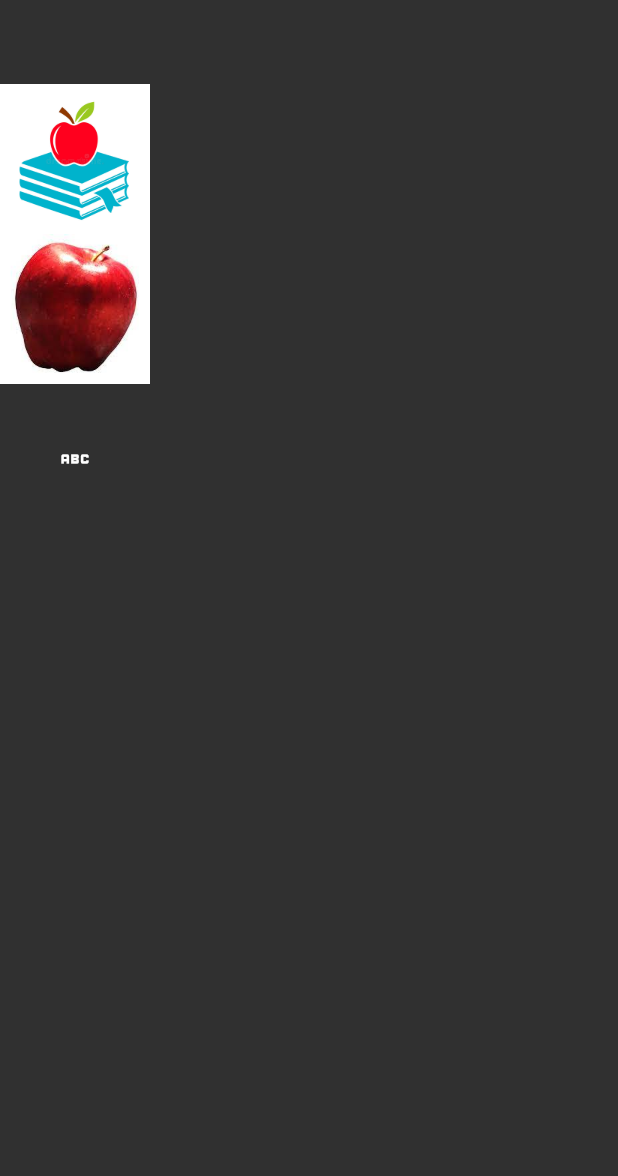
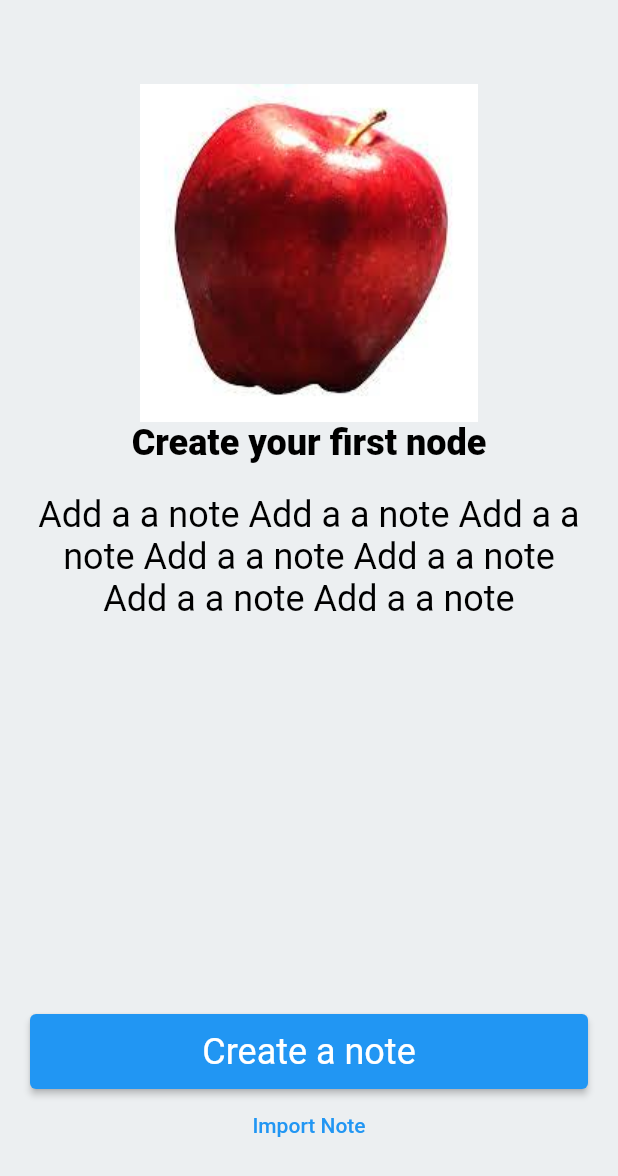
Before and after one commit to AhmetEminSaglik/flutter-learning, a Flutter app: the screen it shows after launch, on a phone screen of 412 x 824 dp. Shown: the top 1176 px of the screen. Run offline on Flutter 3.47's test engine with Material 2 defaults, Android fonts, the phone set to English and light mode, and no system bars.

Commit message:
example page is created

```diff
--- /dev/null
+++ b/lib/demo/note_demos_view.dart
@@ -0,0 +1,92 @@
+import 'package:flutter/material.dart';
+import 'package:flutter/services.dart';
+import 'package:flutter_demo/image_learn.dart';
+
+class NoteDemos extends StatelessWidget {
+  const NoteDemos({super.key});
+  @override
+  Widget build(BuildContext context) {
+    const _title = "Create your first node";
+    const _description = "Add a note";
+    const _createNote = "Create a note";
+    const _importNote = "Import Note";
+    return Scaffold(
+      backgroundColor: Colors.blueGrey[50],
+      appBar: AppBar(
+        systemOverlayStyle: SystemUiOverlayStyle.dark,
+      ),
+      body: Padding(
+          padding: PaddingItems.horizontalPadding,
+          child: Column(children: [
+            PngImage(name: ImageItems().appleWithoutPath),
+            const _TitleWidget(title: _title),
+            _getSubtitleWidgetWithPadding(_description),
+            const Spacer(),
+            _createButton(_createNote, context),
+            TextButton(onPressed: () {}, child: Text(_importNote)),
+            SizedBox(height: 50)
+          ])),
+    );
+  }
+
+  Padding _getSubtitleWidgetWithPadding(String _description) => Padding(padding: PaddingItems.verticalPadding,child: const _SubTitleWidget(textAlign: TextAlign.center,description: _description,),);
+
+  ElevatedButton _createButton(String _createNote, BuildContext context) {
+    return ElevatedButton(
+              onPressed: () {},
+              child: SizedBox(
+                  height: ButtonHeights.buttonNormalHeight,
+                  child: Center(
+                    child: Text(_createNote,
+                        style: Theme.of(context).textTheme.headlineSmall),
+                  )));
+  }
+}
+
+class _SubTitleWidget extends StatelessWidget {
+  const _SubTitleWidget({
+    super.key,
+    required this.textAlign,
+    required this.description,
+  });
+  final TextAlign textAlign;
+  final String description;
+
+  @override
+  Widget build(BuildContext context) {
+    return Text("Add a a note " * 7,
+        textAlign: textAlign,
+        style: Theme.of(context)
+            .textTheme
+            .headlineSmall
+            ?.copyWith(color: Colors.black, fontWeight: FontWeight.w400));
+  }
+}
+
+class _TitleWidget extends StatelessWidget {
+  const _TitleWidget({
+    super.key,
+    required this.title,
+  });
+
+  final String title;
+
+  @override
+  Widget build(BuildContext context) {
+    return Text(title,
+        style: Theme.of(context)
+            .textTheme
+            .headlineSmall
+            ?.copyWith(color: Colors.black, fontWeight: FontWeight.w800));
+  }
+}
+
+class PaddingItems {
+  static EdgeInsets horizontalPadding =
+      new EdgeInsets.symmetric(horizontal: 20);
+  static EdgeInsets verticalPadding = new EdgeInsets.symmetric(vertical: 20);
+}
+
+class ButtonHeights {
+  static const double buttonNormalHeight = 50;
+}
--- a/lib/main.dart
+++ b/lib/main.dart
@@ -3,6 +3,7 @@ import 'package:flutter/services.dart';
 import 'package:flutter_demo/app_bar_learn.dart';
 import 'package:flutter_demo/button_learn.dart';
 import 'package:flutter_demo/card_learn.dart';
+import 'package:flutter_demo/demo/note_demos_view.dart';
 import 'package:flutter_demo/icon_learn.dart';
 import 'package:flutter_demo/image_learn.dart';
 import 'package:flutter_demo/padding_learn.dart';
@@ -29,7 +30,7 @@ class MyApp extends StatelessWidget {
         backgroundColor: Colors.transparent,
         elevation: 0,
       )),
-      home:  const ImageLearn(),
+      home:  const NoteDemos(),
     );
   }
 }
--- a/pubspec.yaml
+++ b/pubspec.yaml
@@ -61,7 +61,7 @@ flutter:
   # To add assets to your application, add an assets section, like this:
   assets:
   - assets/apple-school-book.jpg
-  - assets/png
+  - assets/png/
   #   - images/a_dot_burr.jpeg
   #   - images/a_dot_ham.jpeg
 
```
